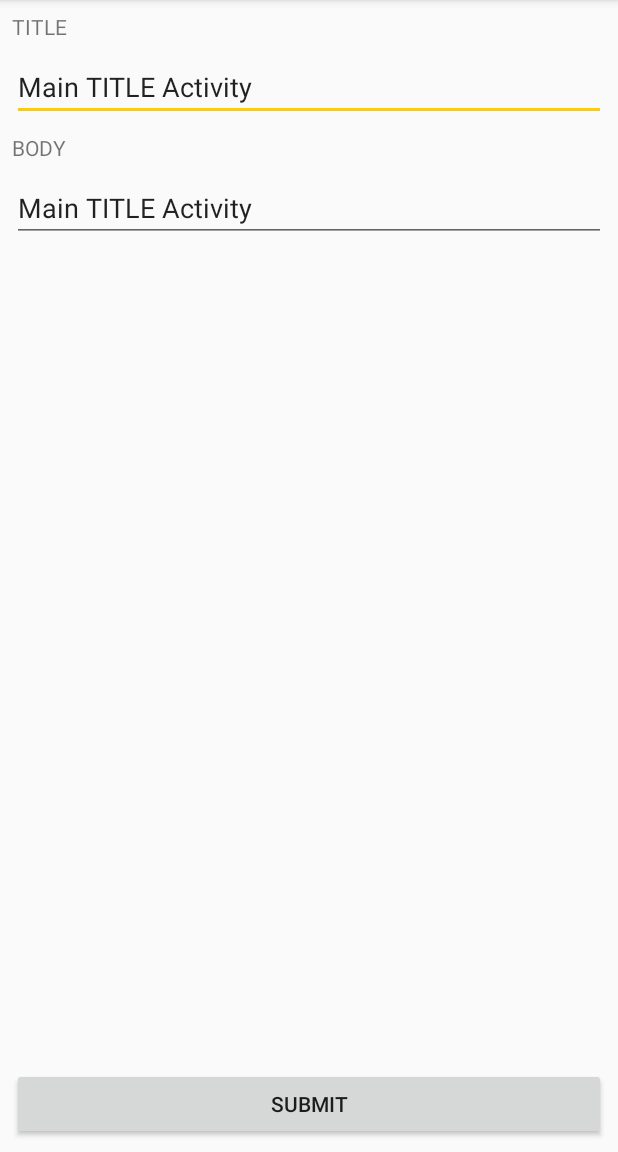
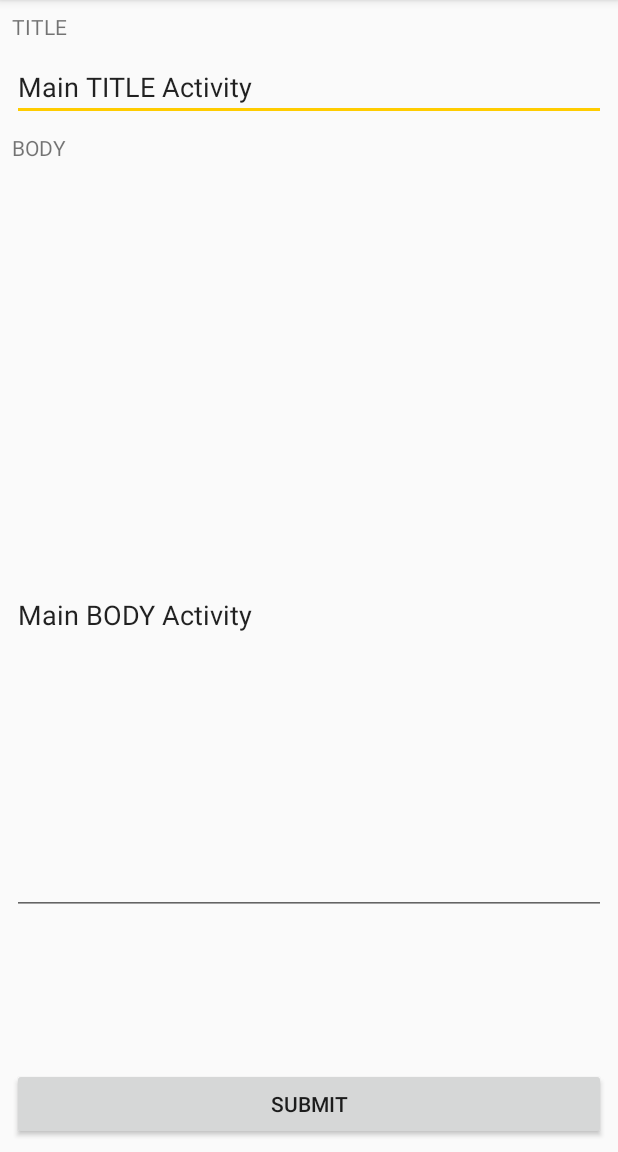
Before and after one commit to TakahiroTsuchiya/KotlinSample, an Android app: the screen it shows after launch (DetailActivity), on a phone screen of 412 x 824 dp, the part 84-1236 px from its top. Run offline under Robolectric (Android 15) with nearby library versions, the phone set to English and light mode, and no system bars; our stand-ins replace data binding; libraries missing offline, so code that uses them is left out: ; 1 statement that could not run was skipped.

```diff
--- a/app/src/main/java/com/sample/sampleapplication_madebykotlin/activity/DetailActivity.kt
+++ b/app/src/main/java/com/sample/sampleapplication_madebykotlin/activity/DetailActivity.kt
@@ -6,7 +6,7 @@ import android.support.v7.app.AppCompatActivity
 import android.util.Log
 import com.sample.sampleapplication_madebykotlin.R
 import com.sample.sampleapplication_madebykotlin.databinding.ActivityDetailBinding
-import com.sample.sampleapplication_madebykotlin.model.InputDetail
+import com.sample.sampleapplication_madebykotlin.viewmodel.InputDetail
 
 class DetailActivity: AppCompatActivity() {
 
--- a/app/src/main/java/com/sample/sampleapplication_madebykotlin/model/InputDetail.kt
+++ b/app/src/main/java/com/sample/sampleapplication_madebykotlin/viewmodel/InputDetail.kt
@@ -1,4 +1,4 @@
-package com.sample.sampleapplication_madebykotlin.model
+package com.sample.sampleapplication_madebykotlin.viewmodel
 
 import android.databinding.BaseObservable
 import android.databinding.Bindable
@@ -12,25 +12,18 @@ class InputDetail(title: String, body: String): BaseObservable() {
     var title = title
         set(value) {
             field = value
-            Log.d("InputDetail", " title changed")
             notifyPropertyChanged(BR.submitConditon)
         }
 
     @Bindable
-    var body = title
+    var body = body
         set(value) {
             field = value
-            Log.d("InputDetail", " body changed")
             notifyPropertyChanged(BR.submitConditon)
         }
 
     @get:Bindable
     var isSubmitConditon:Boolean = false
-//        set(value) {
-//            val isCondition = (!TextUtils.isEmpty(title) && !TextUtils.isEmpty(body))
-//            Log.d("InputDetail", "CONDITION : $isCondition")
-//            field = isCondition
-//        }
         get() {
             val isCondition = (!TextUtils.isEmpty(title) && !TextUtils.isEmpty(body))
             Log.d("InputDetail", "CONDITION : $isCondition")
--- a/app/src/main/res/layout/activity_detail.xml
+++ b/app/src/main/res/layout/activity_detail.xml
@@ -4,7 +4,7 @@
     xmlns:android="http://schemas.android.com/apk/res/android">
     <data>
         <import type="android.view.View" />
-        <variable name="detail" type="com.sample.sampleapplication_madebykotlin.model.InputDetail" />
+        <variable name="detail" type="com.sample.sampleapplication_madebykotlin.viewmodel.InputDetail" />
     </data>
     <android.support.constraint.ConstraintLayout android:layout_width="match_parent" android:layout_height="match_parent">
 
@@ -47,15 +47,17 @@
         <EditText
             android:id="@+id/detail_body_edit"
             android:layout_width="match_parent"
-            android:layout_height="wrap_content"
+            android:layout_height="399dp"
+            android:layout_marginStart="8dp"
+            android:layout_marginLeft="8dp"
+            android:layout_marginTop="8dp"
             android:layout_marginEnd="8dp"
-            android:layout_marginLeft="8dp"
             android:layout_marginRight="8dp"
-            android:layout_marginStart="8dp"
-            android:layout_marginTop="8dp"
+            android:layout_marginBottom="8dp"
             android:hint="@string/ui_detail_body_hint"
-            android:inputType="textShortMessage"
+            android:inputType="textLongMessage"
             android:text="@={detail.body}"
+            app:layout_constraintBottom_toTopOf="@+id/detail_submit_button"
             app:layout_constraintEnd_toEndOf="parent"
             app:layout_constraintStart_toStartOf="parent"
             app:layout_constraintTop_toBottomOf="@+id/detail_body_text" />
```
